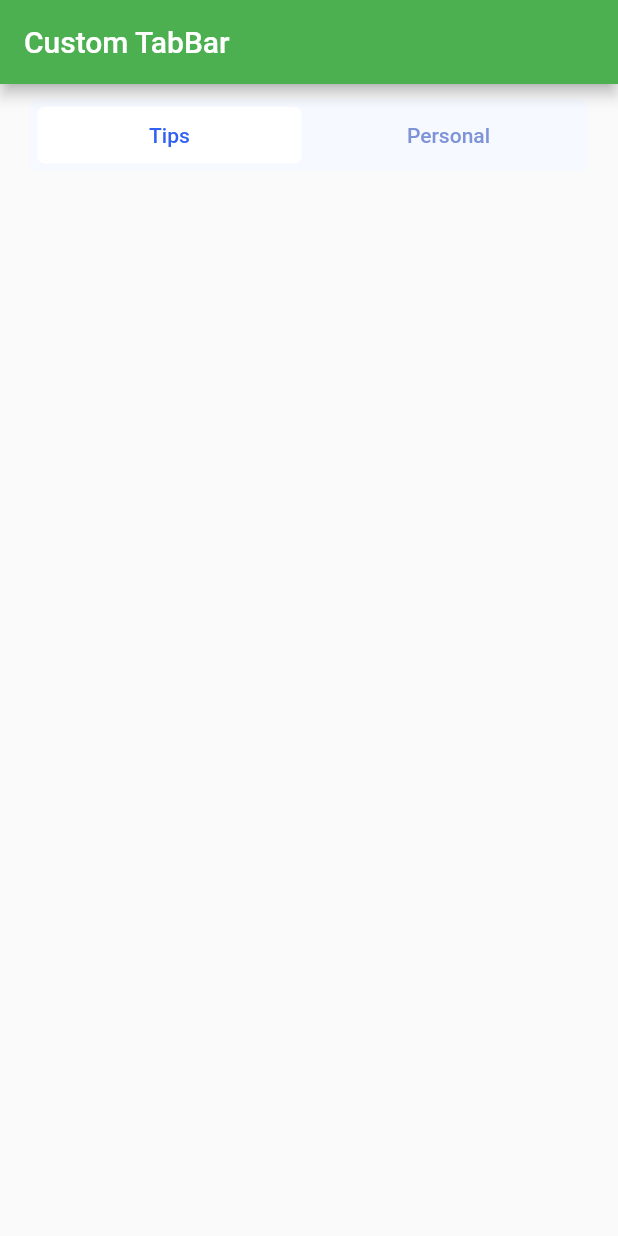
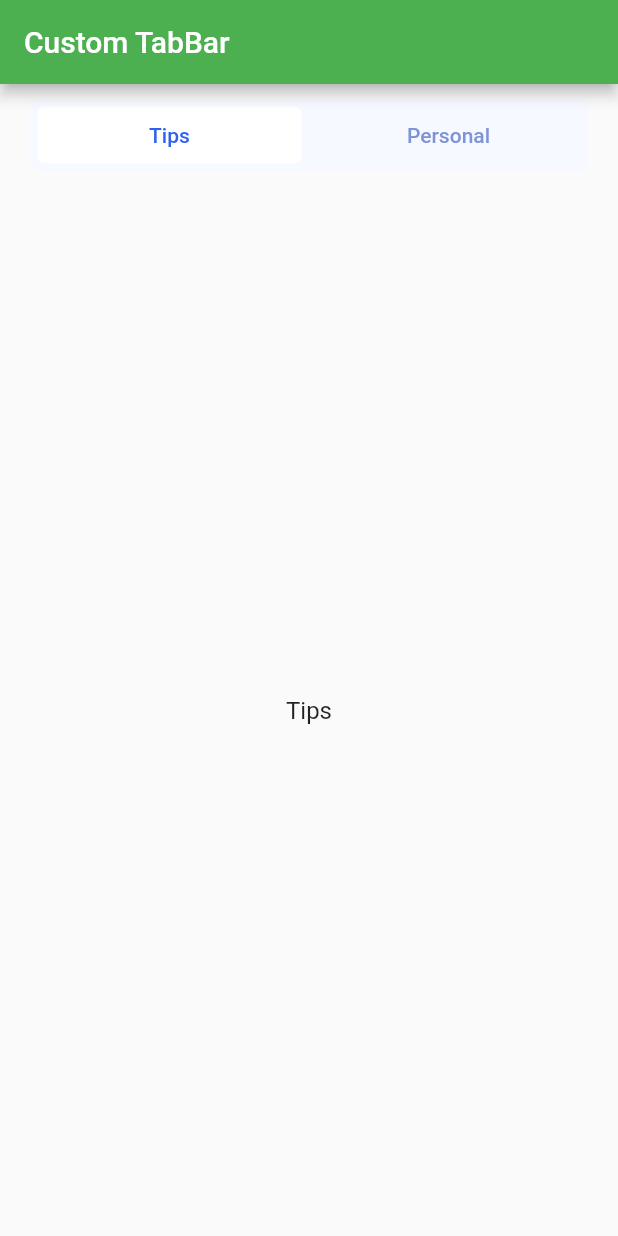
Before and after one commit to Yousuf7075/flutter_tabbar, a Flutter app: the screen it shows after launch, on a phone screen of 412 x 824 dp. Run offline on Flutter 3.47's test engine with Material 2 defaults, Android fonts, the phone set to English and light mode, and no system bars; our stand-ins replace bloc, flutter_bloc.

Commit message:
add tab bar cubit and update page

```diff
--- /dev/null
+++ b/lib/cubit/tab_bar_cubit.dart
@@ -0,0 +1,10 @@
+import 'package:bloc/bloc.dart';
+import 'package:meta/meta.dart';
+
+part 'tab_bar_state.dart';
+
+class TabBarCubit extends Cubit<String> {
+  TabBarCubit() : super('Tips');
+
+  onTabChanged(String currentTab) => emit(currentTab);
+}
--- /dev/null
+++ b/lib/cubit/tab_bar_state.dart
@@ -0,0 +1,6 @@
+part of 'tab_bar_cubit.dart';
+
+@immutable
+abstract class TabBarState {}
+
+class TabBarInitial extends TabBarState {}
--- a/lib/main.dart
+++ b/lib/main.dart
@@ -12,6 +12,7 @@ class MyApp extends StatelessWidget {
   Widget build(BuildContext context) {
     return MaterialApp(
       title: 'Flutter TabBar',
+      debugShowCheckedModeBanner: false,
       theme: ThemeData(
         primarySwatch: Colors.green,
       ),
--- a/lib/tabbar_page.dart
+++ b/lib/tabbar_page.dart
@@ -1,7 +1,36 @@
 import 'package:flutter/material.dart';
+import 'package:flutter_bloc/flutter_bloc.dart';
+import 'package:flutter_tabbar/cubit/tab_bar_cubit.dart';
 
-class TabBarPage extends StatelessWidget {
+class TabBarPage extends StatefulWidget {
   const TabBarPage({Key? key}) : super(key: key);
+
+  @override
+  State<TabBarPage> createState() => _TabBarPageState();
+}
+
+class _TabBarPageState extends State<TabBarPage> {
+  PageController pageController = PageController(initialPage: 0);
+
+  static final List<Widget> _widgetOptions = <Widget>[
+    const Center(
+      child: Text(
+        'Tips',
+        style: TextStyle(fontSize: 16),
+      ),
+    ),
+    const Center(
+      child: Text(
+        'Personal',
+        style: TextStyle(fontSize: 16),
+      ),
+    ),
+  ];
+
+  @override
+  void initState() {
+    super.initState();
+  }
 
   @override
   Widget build(BuildContext context) {
@@ -9,48 +38,77 @@ class TabBarPage extends StatelessWidget {
       appBar: AppBar(
         title: const Text('Custom TabBar'),
       ),
-      body: Column(
+      body: BlocProvider(
+        create: (context) => TabBarCubit(),
+        child: BlocBuilder<TabBarCubit, String>(
+          builder: (context, state) {
+            return Column(
               children: [
                 Container(
                   height: 48,
                   width: double.infinity,
-            margin: const EdgeInsets.symmetric(vertical: 10, horizontal: 20),
+                  margin:
+                      const EdgeInsets.symmetric(vertical: 10, horizontal: 20),
                   decoration: BoxDecoration(
                     color: const Color(0xFFF6F9FF),
                     borderRadius: BorderRadius.circular(5),
                   ),
                   child: Row(
                     mainAxisAlignment: MainAxisAlignment.spaceBetween,
-              children: const [
+                    children: [
                       Expanded(
-                  child: TabItem(tabText: 'Tips', isActive: true),
+                        child: TabItem(
+                          tabText: 'Tips',
+                          activeTab: state,
+                          pageController: pageController,
+                        ),
                       ),
                       Expanded(
                         child: TabItem(
                           tabText: 'Personal',
-                    isActive: false,
+                          activeTab: state,
+                          pageController: pageController,
                         ),
                       )
                     ],
                   ),
+                ),
+                Expanded(
+                  child: PageView(
+                    controller: pageController,
+                    children: _widgetOptions,
+                  ),
                 )
               ],
+            );
+          },
+        ),
       ),
     );
   }
 }
 
 class TabItem extends StatelessWidget {
-  const TabItem({Key? key, required this.tabText, required this.isActive})
+  const TabItem(
+      {Key? key,
+      required this.tabText,
+      required this.activeTab,
+      required this.pageController})
       : super(key: key);
   final String tabText;
-  final bool isActive;
+  final String activeTab;
+  final PageController pageController;
 
   @override
   Widget build(BuildContext context) {
-    return AnimatedContainer(
-      duration: const Duration(milliseconds: 500),
-      decoration: isActive
+    return InkWell(
+      onTap: () {
+        context.read<TabBarCubit>().onTabChanged(tabText);
+        changeTab(tabText == 'Tips' ? 0 : 1);
+      },
+      child: AnimatedContainer(
+        duration: const Duration(milliseconds: 5000),
+        decoration: tabText == activeTab
             ? BoxDecoration(
                 color: Colors.white, borderRadius: BorderRadius.circular(5))
             : null,
@@ -59,10 +117,17 @@ class TabItem extends StatelessWidget {
           child: Text(
             tabText,
             style: Theme.of(context).textTheme.button?.copyWith(
-              color:
-                  isActive ? const Color(0xFF3161F1) : const Color(0xFF7E94D7)),
+                color: tabText == activeTab
+                    ? const Color(0xFF3161F1)
+                    : const Color(0xFF7E94D7)),
+          ),
         ),
       ),
     );
   }
+
+  void changeTab(int index) {
+    pageController.animateToPage(index,
+        duration: const Duration(milliseconds: 500), curve: Curves.easeInOut);
   }
+}
--- a/pubspec.yaml
+++ b/pubspec.yaml
@@ -34,6 +34,8 @@ dependencies:
   # The following adds the Cupertino Icons font to your application.
   # Use with the CupertinoIcons class for iOS style icons.
   cupertino_icons: ^1.0.2
+  flutter_bloc: ^8.0.1
+
 
 dev_dependencies:
   flutter_test:
```
Also changed, not shown: pubspec.lock. Lines whose indentation alone changed are shown as unchanged.
